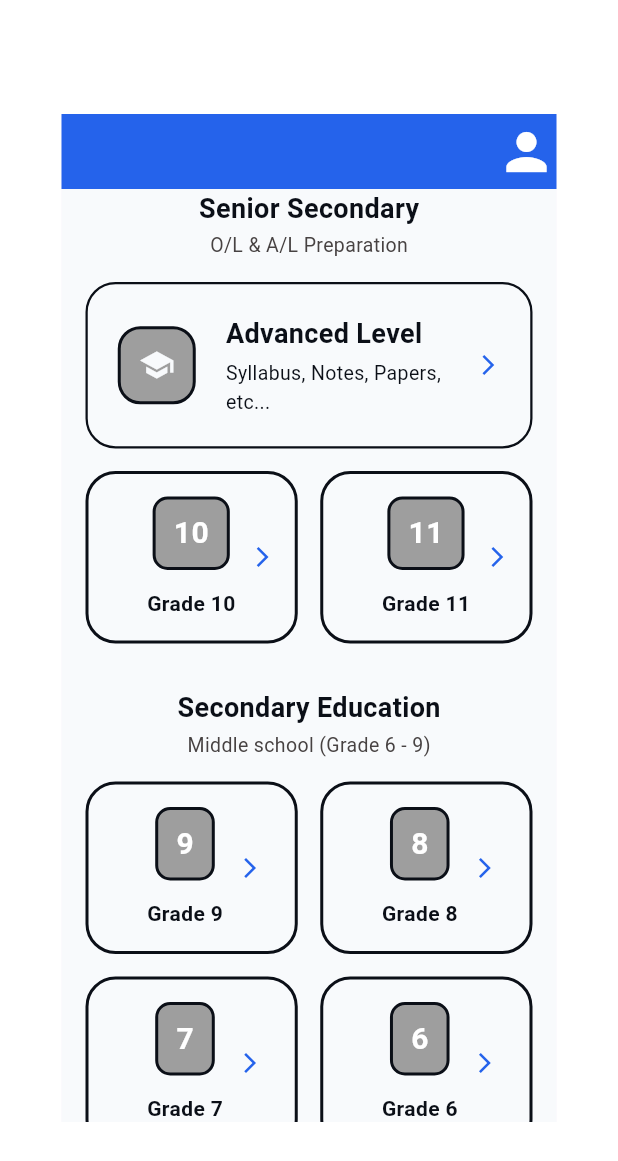
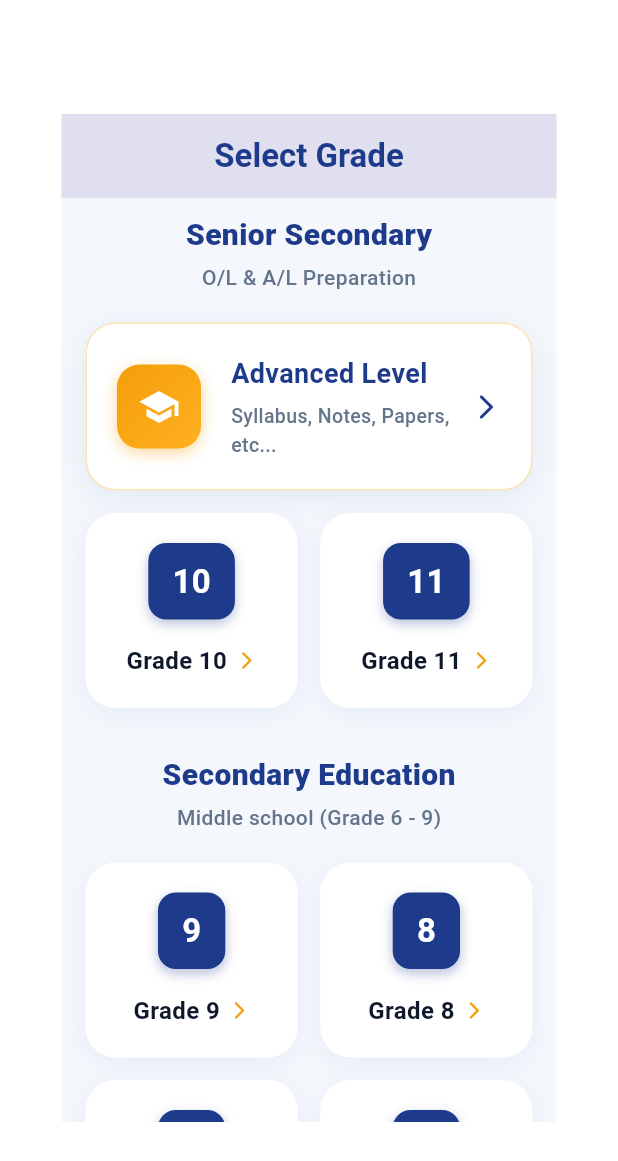
Before and after one commit to KalpaSulochana/learnova, a Flutter app: the screen it shows after launch, on a phone screen of 412 x 824 dp. Shown: the top 1161 px of the screen. Run offline on Flutter 3.47's test engine with Material 3 defaults, Android fonts, the phone set to English and light mode, and no system bars.

Commit message:
design the grade selection screen

```diff
--- /dev/null
+++ b/lib/colors.dart
@@ -0,0 +1,11 @@
+
+
+  // --- THEME COLORS ---
+  import 'package:flutter/material.dart';
+
+final Color bgColor = const Color(0xFFF4F7FC); // Soft light blue-white background
+  final Color cardWhite = Colors.white;
+  final Color primaryBlue = const Color(0xFF1E3A8A); // Royal/Dark Blue
+  final Color accentGold = const Color(0xFFF59E0B); // Rich Gold/Amber
+  final Color textDark = const Color(0xFF0F172A); // Slate blue-grey for text
+  final Color textLight = const Color(0xFF64748B); // Lighter text for subtitles
--- a/lib/grade_Selection_Screen.dart
+++ b/lib/grade_Selection_Screen.dart
@@ -1,4 +1,5 @@
 import 'package:flutter/material.dart';
+import 'package:learnova/colors.dart';
 
 class GradeSelectionScreen extends StatefulWidget {
   const GradeSelectionScreen({super.key});
@@ -8,99 +9,46 @@ class GradeSelectionScreen extends StatefulWidget {
 }
 
 class _GradeSelectionScreenState extends State<GradeSelectionScreen> {
-  String selectedGrade = "5"; // Changed default to match the string "5" (or "05" if you change the card below)
+
 
   @override
   Widget build(BuildContext context) {
     return Scaffold(
-      backgroundColor: const Color(0xFFF8FAFC),
+      backgroundColor: bgColor,
+      appBar: AppBar(
+        backgroundColor: bgColor,
+        elevation: 100,
+        title: Text(
+          "Select Grade",
+          style: TextStyle(
+            color: primaryBlue,
+            fontWeight: FontWeight.bold,
+          ),
+        ),
+        centerTitle: true,
+      ),
       body: SingleChildScrollView(
-        // Removed the conflicting 'Expanded' widget here
+        child: Padding(
+          padding: const EdgeInsets.symmetric(horizontal: 16.0, vertical: 10.0),
           child: Column(
             crossAxisAlignment: CrossAxisAlignment.start,
             children: [
-            // --- TOP HEADER ---
-
-
-            // --- MAIN CONTENT ---
-            Padding(
-              padding: const EdgeInsets.symmetric(horizontal: 16.0),
-              child: Column(
-                children: [
+              // --- SENIOR SECONDARY ---
               _buildSectionHeader(
                 "Senior Secondary",
                 "O/L & A/L Preparation",
               ),
-                  Container(
-                    padding: const EdgeInsets.all(20),
-                    decoration: BoxDecoration(
-                      color: const Color(0xffF8FAFC),
-                      borderRadius: BorderRadius.circular(20),
-                      border: Border.all(
-                        color: const Color(0xFF0B0F17),
-                        width: 1.5,
+              _buildSpecialCard(
+                title: "Advanced Level",
+                subtitle: "Syllabus, Notes, Papers, etc...",
+                icon: Icons.school,
               ),
-                    ),
-                    child: Row(
-                      children: [
-                        Container(
-
-                          padding: const EdgeInsets.all(12),
-                          decoration: BoxDecoration(
-                            border: Border.all(
-                              color: const Color(0xFF0B0F17),
-                              width: 2,
-                            ),
-                            color: Colors.grey,
-                            borderRadius: BorderRadius.circular(15),
-                          ),
-                          child: const Icon(
-                            Icons.school,
-                            color: Color(0xFFF8FAFC),
-                          ),
-                        ),
-                        const SizedBox(width: 20),
-                        Expanded(
-                          child: Column(
-                            crossAxisAlignment: CrossAxisAlignment.start,
-                            children: const [
-                              Text(
-                                "Advanced Level",
-                                style: TextStyle(
-                                  fontSize: 18,
-                                  fontWeight: FontWeight.bold,
-                                  color: Color(0xFF0B0F17),
-                                ),
-                              ),
-                              SizedBox(height: 4),
-                              Text(
-                                "Syllabus, Notes, Papers, etc...",
-                                style: TextStyle(
-                                  color:   Color(0xFF0B0F17),
-                                  fontSize: 13,
-                                ),
-                              ),
-                            ],
-                          ),
-                        ),
-                        const Icon(
-                          Icons.arrow_forward_ios,
-                          color: Color(0xff2563EB),
-                          size: 16,
-                        ),
-                      ],
-                    ),
-                  ),
-                  SizedBox(height: 15,),
+              const SizedBox(height: 15),
               Row(
                 children: [
-                      Expanded(
-                        child: _buildGradeCard("10", "Grade 10", ),
-                      ),
+                  Expanded(child: _buildGradeCard("10", "Grade 10")),
                   const SizedBox(width: 15),
-                      Expanded(
-                        child: _buildGradeCard("11", "Grade 11", ),
-                      ),
+                  Expanded(child: _buildGradeCard("11", "Grade 11")),
                 ],
               ),
               const SizedBox(height: 30),
@@ -112,25 +60,17 @@ class _GradeSelectionScreenState extends State<GradeSelectionScreen> {
               ),
               Row(
                 children: [
-                      Expanded(
-                        child: _buildGradeCard("9", "Grade 9", ),
-                      ),
+                  Expanded(child: _buildGradeCard("9", "Grade 9")),
                   const SizedBox(width: 15),
-                      Expanded(
-                        child: _buildGradeCard("8", "Grade 8", ),
-                      ),
+                  Expanded(child: _buildGradeCard("8", "Grade 8")),
                 ],
               ),
               const SizedBox(height: 15),
               Row(
                 children: [
-                      Expanded(
-                        child: _buildGradeCard("7", "Grade 7", ),
-                      ),
+                  Expanded(child: _buildGradeCard("7", "Grade 7")),
                   const SizedBox(width: 15),
-                      Expanded(
-                        child: _buildGradeCard("6", "Grade 6", ),
-                      ),
+                  Expanded(child: _buildGradeCard("6", "Grade 6")),
                 ],
               ),
               const SizedBox(height: 30),
@@ -140,197 +80,212 @@ class _GradeSelectionScreenState extends State<GradeSelectionScreen> {
                 "Primary Education",
                 "Foundation years (Grade 1 - 5)",
               ),
+              _buildSpecialCard(
+                title: "Grade 5 Scholarship",
+                subtitle: "Syllabus, Notes, Papers, etc...",
+                icon: Icons.emoji_events, // Changed icon to represent scholarship
+              ),
+              const SizedBox(height: 15),
+              Row(
+                children: [
+                  Expanded(child: _buildGradeCard("4", "Grade 4")),
+                  const SizedBox(width: 15),
+                  Expanded(child: _buildGradeCard("3", "Grade 3")),
+                ],
+              ),
+              const SizedBox(height: 15),
+              Row(
+                children: [
+                  Expanded(child: _buildGradeCard("2", "Grade 2")),
+                  const SizedBox(width: 15),
+                  Expanded(child: _buildGradeCard("1", "Grade 1")),
+                ],
+              ),
+              const SizedBox(height: 40),
+            ],
+          ),
+        ),
+      ),
+    );
+  }
 
-                  // Grade 5 Special Scholarship Card
-                  Container(
+  // Helper method for Section Headers
+  Widget _buildSectionHeader(String title, String subtitle) {
+    return Center(
+      child: Column(
+        crossAxisAlignment: CrossAxisAlignment.center,
+        children: [
+          Text(
+            title,
+            style: TextStyle(
+              fontSize: 20,
+              fontWeight: FontWeight.w800,
+              color: primaryBlue,
+            ),
+          ),
+          const SizedBox(height: 4),
+          Text(
+            subtitle,
+            style: TextStyle(
+              fontSize: 14,
+              color: textLight,
+              fontWeight: FontWeight.w500,
+            ),
+          ),
+          const SizedBox(height: 20),
+        ],
+      ),
+    );
+  }
+
+  // Helper method for Special Full-Width Cards (A/L & Grade 5)
+  Widget _buildSpecialCard({
+    required String title,
+    required String subtitle,
+    required IconData icon,
+  }) {
+    return Container(
       padding: const EdgeInsets.all(20),
       decoration: BoxDecoration(
-                      color: const Color(0xffF8FAFC),
+        color: cardWhite,
         borderRadius: BorderRadius.circular(20),
+        boxShadow: [
+          BoxShadow(
+            color: primaryBlue.withOpacity(0.08),
+            blurRadius: 15,
+            offset: const Offset(0, 5),
+          ),
+        ],
         border: Border.all(
-                        color: const Color(0xFF0B0F17),
-                        width: 1.5,
+          color: accentGold.withOpacity(0.3), // Subtle gold border
+          width: 1,
         ),
       ),
       child: Row(
         children: [
           Container(
-
-                          padding: const EdgeInsets.all(12),
+            padding: const EdgeInsets.all(14),
             decoration: BoxDecoration(
-                            border: Border.all(
-                              color: const Color(0xFF0B0F17),
-                              width: 2,
+              gradient: LinearGradient(
+                colors: [accentGold, Color(0xFFFFB020)],
+                begin: Alignment.topLeft,
+                end: Alignment.bottomRight,
               ),
-                            color: Colors.grey,
               borderRadius: BorderRadius.circular(15),
+              boxShadow: [
+                BoxShadow(
+                  color: accentGold.withOpacity(0.4),
+                  blurRadius: 8,
+                  offset: const Offset(0, 3),
                 ),
-                          child: const Icon(
-                            Icons.school,
-                            color: Color(0xFFF8FAFC),
+              ],
+            ),
+            child: Icon(
+              icon,
+              color: Colors.white,
+              size: 28,
             ),
           ),
           const SizedBox(width: 20),
           Expanded(
             child: Column(
               crossAxisAlignment: CrossAxisAlignment.start,
-                            children: const [
+              children: [
                 Text(
-                                "Grade 5 scholorship",
+                  title,
                   style: TextStyle(
                     fontSize: 18,
                     fontWeight: FontWeight.bold,
-                                  color: Color(0xFF0B0F17),
+                    color: primaryBlue,
                   ),
                 ),
-                              SizedBox(height: 4),
+                const SizedBox(height: 6),
                 Text(
-                                "Syllabus, Notes, Papers, etc...",
+                  subtitle,
                   style: TextStyle(
-                                  color:   Color(0xFF0B0F17),
+                    color: textLight,
                     fontSize: 13,
+                    fontWeight: FontWeight.w500,
                   ),
                 ),
               ],
             ),
           ),
-                        const Icon(
-                          Icons.arrow_forward_ios,
-                          color: Color(0xff2563EB),
-                          size: 16,
+          Icon(
+            Icons.arrow_forward_ios_rounded,
+            color: primaryBlue,
+            size: 20,
           ),
         ],
       ),
-                  ),
-                  const SizedBox(height: 20),
+    );
+  }
 
-                  Row(
-                    children: [
-                      Expanded(
-                        child: _buildGradeCard("4", "Grade 4", ),
-                      ),
-                      const SizedBox(width: 15),
-                      Expanded(
-                        child: _buildGradeCard("3", "Grade 3", ),
+  // Helper method for Individual Grade Grid Cards
+  Widget _buildGradeCard(String number, String title) {
+    return GestureDetector(
+      // onTap: () => setState(...),
+      child: Container(
+        padding: const EdgeInsets.symmetric(vertical: 20, horizontal: 12),
+        decoration: BoxDecoration(
+          color: cardWhite,
+          borderRadius: BorderRadius.circular(20),
+          boxShadow: [
+            BoxShadow(
+              color: primaryBlue.withOpacity(0.06),
+              blurRadius: 12,
+              offset: const Offset(0, 4),
             ),
           ],
         ),
-                  const SizedBox(height: 15),
-                  Row(
+        child: Column(
+          mainAxisSize: MainAxisSize.min,
           children: [
-                      Expanded(
-                        child: _buildGradeCard("2", "Grade 2", ),
-                      ),
-                      const SizedBox(width: 15),
-                      Expanded(
-                        child: _buildGradeCard("1", "Grade 1", ),
+            Container(
+              padding: const EdgeInsets.symmetric(horizontal: 16, vertical: 10),
+              decoration: BoxDecoration(
+                color: primaryBlue,
+                borderRadius: BorderRadius.circular(12),
+                boxShadow: [
+                  BoxShadow(
+                    color: primaryBlue.withOpacity(0.3),
+                    blurRadius: 6,
+                    offset: const Offset(0, 3),
                   ),
                 ],
               ),
-                  const SizedBox(height: 40),
-
-
+              child: Text(
+                number,
+                style: const TextStyle(
+                  fontSize: 22,
+                  fontWeight: FontWeight.bold,
+                  color: Colors.white,
+                ),
+              ),
+            ),
+            const SizedBox(height: 16),
+            Row(
+              mainAxisAlignment: MainAxisAlignment.center,
+              children: [
+                Text(
+                  title,
+                  style: TextStyle(
+                    fontWeight: FontWeight.w700,
+                    fontSize: 16,
+                    color: textDark,
+                  ),
+                ),
+                const SizedBox(width: 6),
+                Icon(
+                  Icons.arrow_forward_ios_rounded,
+                  color: accentGold,
+                  size: 14,
+                ),
               ],
-              ),
             ),
           ],
         ),
       ),
     );
   }
-
-  // Helper method for headers
-  Widget _buildSectionHeader(String title, String subtitle) {
-    return Column(
-      crossAxisAlignment: CrossAxisAlignment.center,
-      children: [
-        Text(
-          title,
-          style: const TextStyle(
-            fontSize: 18,
-            fontWeight: FontWeight.bold,
-            color: Color(0xff0B0F17), // Added explicit white color
-          ),
-        ),
-        const SizedBox(height: 2),
-        Text(
-          subtitle,
-          style: const TextStyle(fontSize: 13, color: Color.fromARGB(255, 71, 66, 66)),
-        ),
-        const SizedBox(height: 15),
-      ],
-    );
 }
-
-  // Helper method for individual grade cards
-  Widget _buildGradeCard(String number, String title) {
-    bool isSelected = selectedGrade == number;
-
-    return GestureDetector(
-      onTap: () => setState(() => selectedGrade = number),
-      child: Container(
-        padding: const EdgeInsets.symmetric(vertical: 15),
-        decoration: BoxDecoration(
-          color: const Color(0xFFF8FAFC),
-          borderRadius: BorderRadius.circular(20),
-          border: Border.all(
-            // Only show the yellow border if the card is currently selected
-            color: isSelected ? const Color(0xFF0B0F17) : Color(0xff0B0F17),
-            width: 2,
-          ),
-        ),
-        child: Row(
-
-          children: [
-            SizedBox(width: 39,),
-            Column(
-              mainAxisSize: MainAxisSize.min,
-              children: [
-                Container(
-                  padding: const EdgeInsets.symmetric(horizontal: 12, vertical: 8),
-                  decoration: BoxDecoration(
-                    color: isSelected
-                        ? const Color(0xff0000ff)
-                        :  Colors.grey,
-                    borderRadius: BorderRadius.circular(10),
-                    border: Border.all(
-                      width: 2,
-                      color: Color(0xFF0B0F17)
-                    )
-                  ),
-                  child: Text(
-                    number,
-                    style: const TextStyle(
-                      fontSize: 20,
-                      fontWeight: FontWeight.bold,
-                      color: Colors.white,
-                    ),
-                  ),
-                ),
-                const SizedBox(height: 12),
-                Text(
-                  title,
-                  style: const TextStyle(
-                    fontWeight: FontWeight.bold,
-                    fontSize: 14,
-                    color: Color(0xff0B0F17), // Added explicit white color
-                  ),
-                ),
-
-              ],
-            ),
-
-            SizedBox(width: 10),
-
-          const Icon(
-                          Icons.arrow_forward_ios,
-                          color: Color(0xff2563EB),
-                          size: 16,
-                        ),
-
-          ],
-        ),
-      ),
-    );
-  }
-}
--- a/lib/main.dart
+++ b/lib/main.dart
@@ -20,23 +20,8 @@ class MyApp extends StatelessWidget {
   Widget build(BuildContext context) {
     return  MaterialApp(
       debugShowCheckedModeBanner: false,
-      home: Scaffold(
-        appBar: AppBar(
-              backgroundColor: Color(0xff2563EB),
-              toolbarHeight: 50,
-              actions: [
-                Icon(Icons.person,
-                color: Color(0xffffffff),
-                size: 40,
+      home: GradeSelectionScreen(),
+      );
 
-                )
-              ],
-
-
-        ),
-
-        body: GradeSelectionScreen(),
-      ),
-    );
   }
 }
```
Lines whose indentation alone changed are shown as unchanged.
